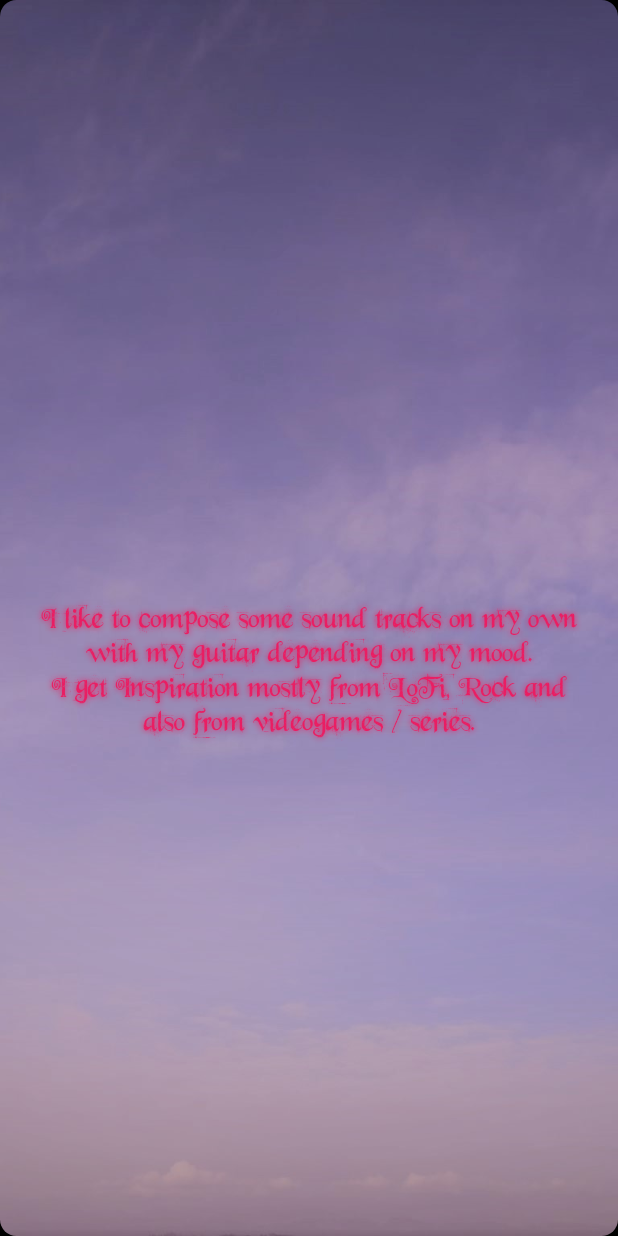
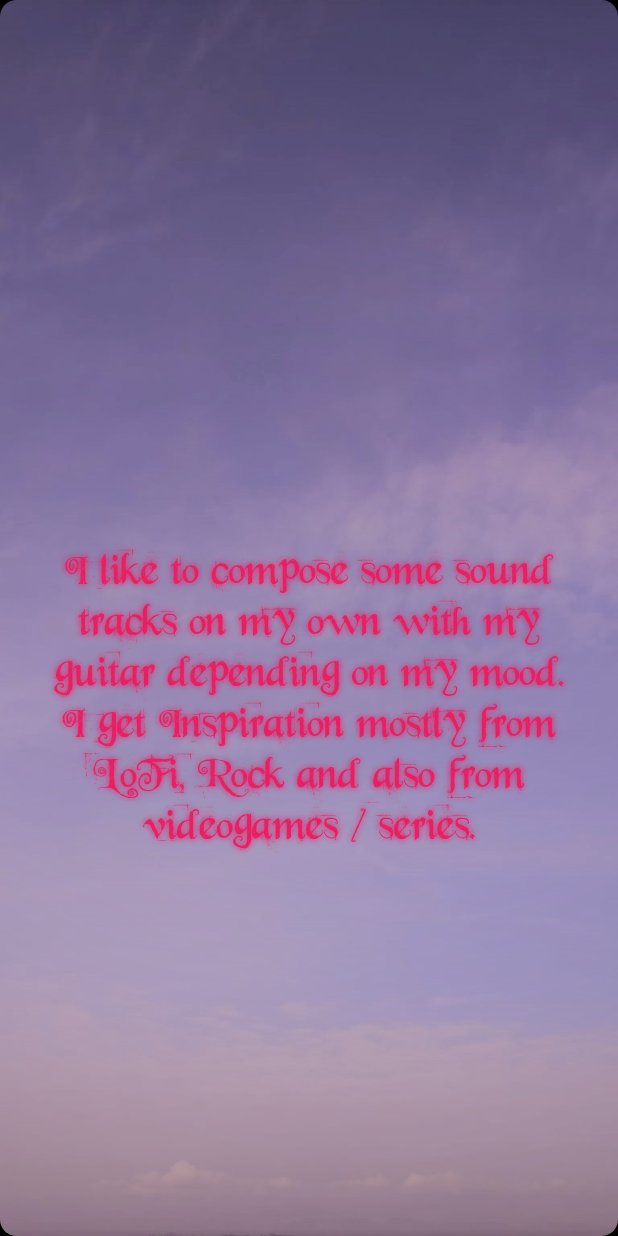
Before and after one commit to ShuiX/Portfolio, a Flutter app: the MusicActivity widget shown alone on an empty page, opened directly, on a phone screen of 412 x 824 dp. Run offline on Flutter 3.47's test engine with Material 2 defaults, Android fonts, the phone set to English and light mode, and no system bars; our stand-ins replace simple_animations, video_player; missing offline and left inert: dart:js.

Commit message:
change font and picture

```diff
--- a/lib/pages/activities.dart
+++ b/lib/pages/activities.dart
@@ -361,7 +361,7 @@ class EditingActivity extends StatelessWidget {
 class MusicActivity extends StatelessWidget {
   MusicActivity();
 
-  final String _picPath = "assets/images/music.jpg";
+  final String _picPath = "assets/images/music.png";
   final String _contentText = "I like to compose some sound tracks on my own with my guitar depending on my mood.\nI get Inspiration mostly from LoFi, Rock and also from videogames / series.";
 
   @override
@@ -410,7 +410,7 @@ class MusicActivity extends StatelessWidget {
                       "\n\n\n" + _contentText,
                       textAlign: TextAlign.center,
                       style: Theme.of(context).textTheme.subtitle1.copyWith(
-                        fontSize: 20,
+                        fontSize: 30,
                         color: Colors.pink,
                         fontFamily: "Wonderland",
                         shadows: [
@@ -428,7 +428,7 @@ class MusicActivity extends StatelessWidget {
                   _contentText,
                   textAlign: TextAlign.left,
                   style: Theme.of(context).textTheme.subtitle1.copyWith(
-                    fontSize: 30,
+                    fontSize: 40,
                     color: Colors.pink,
                     fontFamily: "Wonderland",
                     shadows: [
```
Also changed, not shown: assets/images/music.jpg (deleted), assets/images/music.png (added).
